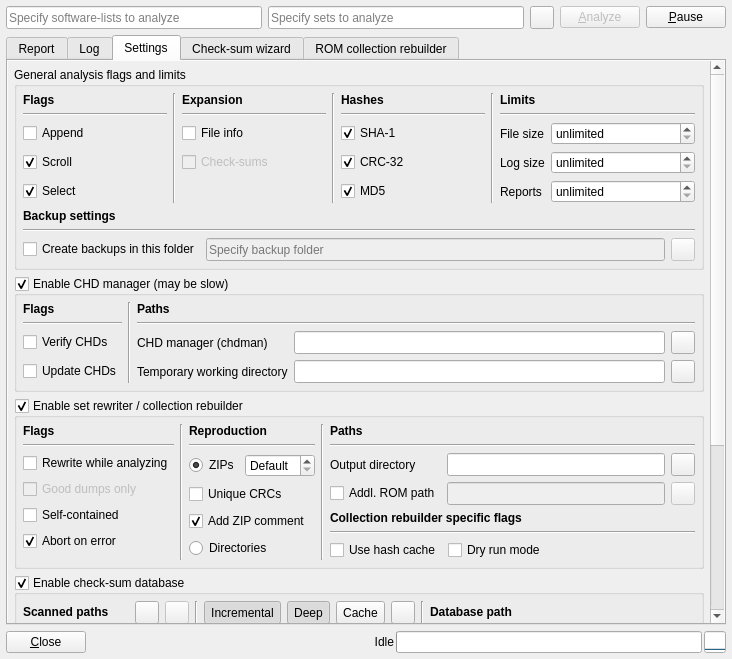
This is romalyzer.ui in qmc2/qmc2-mame-fe as Qt 5 draws it before an edit. The edited form follows.
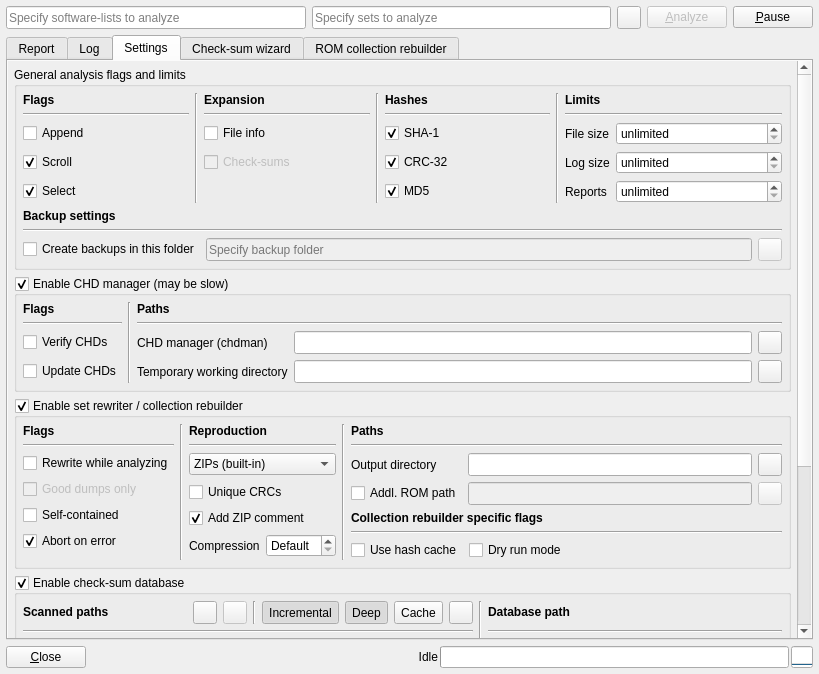
This is the edited form. The open tabs and pages were chosen to show the change. Icons and pictures are not drawn.

Commit message: imp: added ZIP write support through libarchive used by the ROMAlyzer's set-rewriter and the collection rebuilder

```diff
--- a/romalyzer.ui
+++ b/romalyzer.ui
@@ -7,8 +7,8 @@
    <rect>
     <x>0</x>
     <y>0</y>
-    <width>732</width>
-    <height>659</height>
+    <width>819</width>
+    <height>674</height>
    </rect>
   </property>
   <property name="windowTitle">
@@ -355,8 +355,8 @@
           <property name="geometry">
            <rect>
             <x>0</x>
-            <y>-338</y>
-            <width>692</width>
+            <y>0</y>
+            <width>779</width>
             <height>968</height>
            </rect>
           </property>
@@ -377,242 +377,7 @@
              </property>
              <layout class="QGridLayout" name="gridLayout_9">
               <item row="0" column="0">
-               <layout class="QGridLayout" name="gridLayoutSetRewriter">
-                <item row="4" column="4" colspan="3">
-                 <widget class="QLabel" name="labelCollectionRebuilderSpecific">
-                  <property name="text">
-                   <string>&lt;html&gt;&lt;head/&gt;&lt;body&gt;&lt;p&gt;&lt;span style=&quot; font-weight:600;&quot;&gt;Collection rebuilder specific flags&lt;/span&gt;&lt;/p&gt;&lt;/body&gt;&lt;/html&gt;</string>
-                  </property>
-                 </widget>
-                </item>
-                <item row="5" column="4" colspan="3">
-                 <widget class="Line" name="lineCollectionRebuilderSpecific">
-                  <property name="orientation">
-                   <enum>Qt::Horizontal</enum>
-                  </property>
-                 </widget>
-                </item>
-                <item row="0" column="0">
-                 <widget class="QLabel" name="labelSetRewriterFlags">
-                  <property name="text">
-                   <string>&lt;html&gt;&lt;head/&gt;&lt;body&gt;&lt;p&gt;&lt;span style=&quot; font-weight:600;&quot;&gt;Flags&lt;/span&gt;&lt;/p&gt;&lt;/body&gt;&lt;/html&gt;</string>
-                  </property>
-                 </widget>
-                </item>
-                <item row="0" column="4" colspan="3">
-                 <widget class="QLabel" name="labelSetRewriterPaths">
-                  <property name="text">
-                   <string>&lt;html&gt;&lt;head/&gt;&lt;body&gt;&lt;p&gt;&lt;span style=&quot; font-weight:600;&quot;&gt;Paths&lt;/span&gt;&lt;/p&gt;&lt;/body&gt;&lt;/html&gt;</string>
-                  </property>
-                 </widget>
-                </item>
-                <item row="1" column="2">
-                 <widget class="Line" name="line_12">
-                  <property name="orientation">
-                   <enum>Qt::Horizontal</enum>
-                  </property>
-                 </widget>
-                </item>
-                <item row="2" column="2" rowspan="5">
-                 <layout class="QVBoxLayout" name="verticalLayout_2">
-                  <item>
-                   <layout class="QHBoxLayout" name="horizontalLayout_2">
-                    <item>
-                     <widget class="QRadioButton" name="radioButtonSetRewriterZipArchives">
-                      <property name="toolTip">
-                       <string>Produce ZIP archived sets (recommended)</string>
-                      </property>
-                      <property name="text">
-                       <string>ZIPs</string>
-                      </property>
-                      <property name="checked">
-                       <bool>true</bool>
-                      </property>
-                     </widget>
-                    </item>
-                    <item>
-                     <widget class="QSpinBox" name="spinBoxSetRewriterZipLevel">
-                      <property name="toolTip">
-                       <string>Select the ZIP compression level (0 = lowest / fastest, 9 = highest / slowest)</string>
-                      </property>
-                      <property name="specialValueText">
-                       <string>Default</string>
-                      </property>
-                      <property name="prefix">
-                       <string>Level </string>
-                      </property>
-                      <property name="minimum">
-                       <number>-1</number>
-                      </property>
-                      <property name="maximum">
-                       <number>9</number>
-                      </property>
-                      <property name="value">
-                       <number>-1</number>
-                      </property>
-                     </widget>
-                    </item>
-                   </layout>
-                  </item>
-                  <item>
-                   <widget class="QCheckBox" name="checkBoxSetRewriterUniqueCRCs">
-                    <property name="sizePolicy">
-                     <sizepolicy hsizetype="Fixed" vsizetype="Fixed">
-                      <horstretch>0</horstretch>
-                      <verstretch>0</verstretch>
-                     </sizepolicy>
-                    </property>
-                    <property name="toolTip">
-                     <string>When a set contains multiple files with the same CRC, should the produced ZIP include all files individually or just the first one (which is actually sufficient)?</string>
-                    </property>
-                    <property name="text">
-                     <string>Unique CRCs</string>
-                    </property>
-                   </widget>
-                  </item>
-                  <item>
-                   <widget class="QCheckBox" name="checkBoxAddZipComment">
-                    <property name="toolTip">
-                     <string>When enabled, QMC2 will add a comment to the ZIP containing its version and the archive creation- or fixing-date</string>
-                    </property>
-                    <property name="text">
-                     <string>Add ZIP comment</string>
-                    </property>
-                    <property name="checked">
-                     <bool>true</bool>
-                    </property>
-                   </widget>
-                  </item>
-                  <item>
-                   <widget class="QRadioButton" name="radioButtonSetRewriterIndividualDirectories">
-                    <property name="toolTip">
-                     <string>Produce sets in individual sub-directories (not recommended)</string>
-                    </property>
-                    <property name="text">
-                     <string>Directories</string>
-                    </property>
-                   </widget>
-                  </item>
-                 </layout>
-                </item>
-                <item row="2" column="5">
-                 <widget class="QLineEdit" name="lineEditSetRewriterOutputPath">
-                  <property name="sizePolicy">
-                   <sizepolicy hsizetype="Expanding" vsizetype="Minimum">
-                    <horstretch>0</horstretch>
-                    <verstretch>0</verstretch>
-                   </sizepolicy>
-                  </property>
-                  <property name="toolTip">
-                   <string>Output path for the set rewriter (WARNING: existing files will be overwritten!) -- you should NEVER use one of your primary ROM paths here!!!</string>
-                  </property>
-                 </widget>
-                </item>
-                <item row="1" column="0">
-                 <widget class="Line" name="line_11">
-                  <property name="orientation">
-                   <enum>Qt::Horizontal</enum>
-                  </property>
-                 </widget>
-                </item>
-                <item row="2" column="6">
-                 <widget class="QToolButton" name="toolButtonBrowseSetRewriterOutputPath">
-                  <property name="sizePolicy">
-                   <sizepolicy hsizetype="Fixed" vsizetype="Minimum">
-                    <horstretch>0</horstretch>
-                    <verstretch>0</verstretch>
-                   </sizepolicy>
-                  </property>
-                  <property name="toolTip">
-                   <string>Browse output path for the set rewriter</string>
-                  </property>
-                  <property name="icon">
-                   <iconset resource="qmc2.qrc">
-                    <normaloff>:/data/img/fileopen.png</normaloff>:/data/img/fileopen.png</iconset>
-                  </property>
-                 </widget>
-                </item>
-                <item row="3" column="6">
-                 <widget class="QToolButton" name="toolButtonBrowseSetRewriterAdditionalRomPath">
-                  <property name="enabled">
-                   <bool>false</bool>
-                  </property>
-                  <property name="sizePolicy">
-                   <sizepolicy hsizetype="Fixed" vsizetype="Minimum">
-                    <horstretch>0</horstretch>
-                    <verstretch>0</verstretch>
-                   </sizepolicy>
-                  </property>
-                  <property name="toolTip">
-                   <string>Browse additional ROM path</string>
-                  </property>
-                  <property name="icon">
-                   <iconset resource="qmc2.qrc">
-                    <normaloff>:/data/img/fileopen.png</normaloff>:/data/img/fileopen.png</iconset>
-                  </property>
-                 </widget>
-                </item>
-                <item row="2" column="4">
-                 <widget class="QLabel" name="labelSetRewriterOutputPath">
-                  <property name="text">
-                   <string>Output directory</string>
-                  </property>
-                 </widget>
-                </item>
-                <item row="3" column="4">
-                 <widget class="QCheckBox" name="checkBoxSetRewriterUseAdditionalRomPath">
-                  <property name="toolTip">
-                   <string>Use the following additional ROM path</string>
-                  </property>
-                  <property name="text">
-                   <string>Addl. ROM path</string>
-                  </property>
-                 </widget>
-                </item>
-                <item row="3" column="5">
-                 <widget class="QLineEdit" name="lineEditSetRewriterAdditionalRomPath">
-                  <property name="enabled">
-                   <bool>false</bool>
-                  </property>
-                  <property name="sizePolicy">
-                   <sizepolicy hsizetype="Expanding" vsizetype="Minimum">
-                    <horstretch>0</horstretch>
-                    <verstretch>0</verstretch>
-                   </sizepolicy>
-                  </property>
-                  <property name="toolTip">
-                   <string>Specify an additional (source) ROM path used when the set rewriter is active</string>
-                  </property>
-                 </widget>
-                </item>
-                <item row="0" column="2">
-                 <widget class="QLabel" name="labelSetRewriterReproduction">
-                  <property name="text">
-                   <string>&lt;html&gt;&lt;head/&gt;&lt;body&gt;&lt;p&gt;&lt;span style=&quot; font-weight:600;&quot;&gt;Reproduction&lt;/span&gt;&lt;/p&gt;&lt;/body&gt;&lt;/html&gt;</string>
-                  </property>
-                 </widget>
-                </item>
-                <item row="0" column="1" rowspan="7">
-                 <widget class="Line" name="line_14">
-                  <property name="orientation">
-                   <enum>Qt::Vertical</enum>
-                  </property>
-                 </widget>
-                </item>
-                <item row="1" column="4" colspan="3">
-                 <widget class="Line" name="line_13">
-                  <property name="orientation">
-                   <enum>Qt::Horizontal</enum>
-                  </property>
-                 </widget>
-                </item>
-                <item row="0" column="3" rowspan="7">
-                 <widget class="Line" name="line_15">
-                  <property name="orientation">
-                   <enum>Qt::Vertical</enum>
-                  </property>
-                 </widget>
-                </item>
+               <layout class="QGridLayout" name="gridLayoutSetRewriter" columnstretch="0,0,0,0,0,1,0">
                 <item row="2" column="0" rowspan="5">
                  <layout class="QVBoxLayout" name="verticalLayout">
                   <item>
@@ -682,6 +447,78 @@
                   </item>
                  </layout>
                 </item>
+                <item row="0" column="3" rowspan="7">
+                 <widget class="Line" name="line_15">
+                  <property name="orientation">
+                   <enum>Qt::Vertical</enum>
+                  </property>
+                 </widget>
+                </item>
+                <item row="0" column="2">
+                 <widget class="QLabel" name="labelSetRewriterReproduction">
+                  <property name="text">
+                   <string>&lt;html&gt;&lt;head/&gt;&lt;body&gt;&lt;p&gt;&lt;span style=&quot; font-weight:600;&quot;&gt;Reproduction&lt;/span&gt;&lt;/p&gt;&lt;/body&gt;&lt;/html&gt;</string>
+                  </property>
+                 </widget>
+                </item>
+                <item row="3" column="6">
+                 <widget class="QToolButton" name="toolButtonBrowseSetRewriterAdditionalRomPath">
+                  <property name="enabled">
+                   <bool>false</bool>
+                  </property>
+                  <property name="sizePolicy">
+                   <sizepolicy hsizetype="Fixed" vsizetype="Minimum">
+                    <horstretch>0</horstretch>
+                    <verstretch>0</verstretch>
+                   </sizepolicy>
+                  </property>
+                  <property name="toolTip">
+                   <string>Browse additional ROM path</string>
+                  </property>
+                  <property name="icon">
+                   <iconset resource="qmc2.qrc">
+                    <normaloff>:/data/img/fileopen.png</normaloff>:/data/img/fileopen.png</iconset>
+                  </property>
+                 </widget>
+                </item>
+                <item row="2" column="6">
+                 <widget class="QToolButton" name="toolButtonBrowseSetRewriterOutputPath">
+                  <property name="sizePolicy">
+                   <sizepolicy hsizetype="Fixed" vsizetype="Minimum">
+                    <horstretch>0</horstretch>
+                    <verstretch>0</verstretch>
+                   </sizepolicy>
+                  </property>
+                  <property name="toolTip">
+                   <string>Browse output path for the set rewriter</string>
+                  </property>
+                  <property name="icon">
+                   <iconset resource="qmc2.qrc">
+                    <normaloff>:/data/img/fileopen.png</normaloff>:/data/img/fileopen.png</iconset>
+                  </property>
+                 </widget>
+                </item>
+                <item row="0" column="1" rowspan="7">
+                 <widget class="Line" name="line_14">
+                  <property name="orientation">
+                   <enum>Qt::Vertical</enum>
+                  </property>
+                 </widget>
+                </item>
+                <item row="1" column="2">
+                 <widget class="Line" name="line_12">
+                  <property name="orientation">
+                   <enum>Qt::Horizontal</enum>
+                  </property>
+                 </widget>
+                </item>
+                <item row="4" column="4" colspan="3">
+                 <widget class="QLabel" name="labelCollectionRebuilderSpecific">
+                  <property name="text">
+                   <string>&lt;html&gt;&lt;head/&gt;&lt;body&gt;&lt;p&gt;&lt;span style=&quot; font-weight:600;&quot;&gt;Collection rebuilder specific flags&lt;/span&gt;&lt;/p&gt;&lt;/body&gt;&lt;/html&gt;</string>
+                  </property>
+                 </widget>
+                </item>
                 <item row="6" column="4" colspan="3">
                  <layout class="QHBoxLayout" name="horizontalLayout_5">
                   <item>
@@ -719,6 +556,277 @@
                   </item>
                  </layout>
                 </item>
+                <item row="5" column="4" colspan="3">
+                 <widget class="Line" name="lineCollectionRebuilderSpecific">
+                  <property name="orientation">
+                   <enum>Qt::Horizontal</enum>
+                  </property>
+                 </widget>
+                </item>
+                <item row="3" column="4">
+                 <widget class="QCheckBox" name="checkBoxSetRewriterUseAdditionalRomPath">
+                  <property name="toolTip">
+                   <string>Use the following additional ROM path</string>
+                  </property>
+                  <property name="text">
+                   <string>Addl. ROM path</string>
+                  </property>
+                 </widget>
+                </item>
+                <item row="0" column="4" colspan="3">
+                 <widget class="QLabel" name="labelSetRewriterPaths">
+                  <property name="text">
+                   <string>&lt;html&gt;&lt;head/&gt;&lt;body&gt;&lt;p&gt;&lt;span style=&quot; font-weight:600;&quot;&gt;Paths&lt;/span&gt;&lt;/p&gt;&lt;/body&gt;&lt;/html&gt;</string>
+                  </property>
+                 </widget>
+                </item>
+                <item row="0" column="0">
+                 <widget class="QLabel" name="labelSetRewriterFlags">
+                  <property name="text">
+                   <string>&lt;html&gt;&lt;head/&gt;&lt;body&gt;&lt;p&gt;&lt;span style=&quot; font-weight:600;&quot;&gt;Flags&lt;/span&gt;&lt;/p&gt;&lt;/body&gt;&lt;/html&gt;</string>
+                  </property>
+                 </widget>
+                </item>
+                <item row="2" column="4">
+                 <widget class="QLabel" name="labelSetRewriterOutputPath">
+                  <property name="text">
+                   <string>Output directory</string>
+                  </property>
+                 </widget>
+                </item>
+                <item row="2" column="5">
+                 <widget class="QLineEdit" name="lineEditSetRewriterOutputPath">
+                  <property name="sizePolicy">
+                   <sizepolicy hsizetype="Expanding" vsizetype="Minimum">
+                    <horstretch>0</horstretch>
+                    <verstretch>0</verstretch>
+                   </sizepolicy>
+                  </property>
+                  <property name="toolTip">
+                   <string>Output path for the set rewriter (WARNING: existing files will be overwritten!) -- you should NEVER use one of your primary ROM paths here!!!</string>
+                  </property>
+                 </widget>
+                </item>
+                <item row="1" column="4" colspan="3">
+                 <widget class="Line" name="line_13">
+                  <property name="orientation">
+                   <enum>Qt::Horizontal</enum>
+                  </property>
+                 </widget>
+                </item>
+                <item row="1" column="0">
+                 <widget class="Line" name="line_11">
+                  <property name="orientation">
+                   <enum>Qt::Horizontal</enum>
+                  </property>
+                 </widget>
+                </item>
+                <item row="3" column="5">
+                 <widget class="QLineEdit" name="lineEditSetRewriterAdditionalRomPath">
+                  <property name="enabled">
+                   <bool>false</bool>
+                  </property>
+                  <property name="sizePolicy">
+                   <sizepolicy hsizetype="Expanding" vsizetype="Minimum">
+                    <horstretch>0</horstretch>
+                    <verstretch>0</verstretch>
+                   </sizepolicy>
+                  </property>
+                  <property name="toolTip">
+                   <string>Specify an additional (source) ROM path used when the set rewriter is active</string>
+                  </property>
+                 </widget>
+                </item>
+                <item row="2" column="2">
+                 <widget class="QComboBox" name="comboBoxSetRewriterReproductionType">
+                  <property name="toolTip">
+                   <string>Select the reproduction type</string>
+                  </property>
+                  <item>
+                   <property name="text">
+                    <string>ZIPs (built-in)</string>
+                   </property>
+                   <property name="icon">
+                    <iconset resource="qmc2.qrc">
+                     <normaloff>:/data/img/compressed.png</normaloff>:/data/img/compressed.png</iconset>
+                   </property>
+                  </item>
+                  <item>
+                   <property name="text">
+                    <string>ZIPs (libarchive)</string>
+                   </property>
+                   <property name="icon">
+                    <iconset resource="qmc2.qrc">
+                     <normaloff>:/data/img/archive.png</normaloff>:/data/img/archive.png</iconset>
+                   </property>
+                  </item>
+                  <item>
+                   <property name="text">
+                    <string>Sub-directories</string>
+                   </property>
+                   <property name="icon">
+                    <iconset resource="qmc2.qrc">
+                     <normaloff>:/data/img/view_tree.png</normaloff>:/data/img/view_tree.png</iconset>
+                   </property>
+                  </item>
+                 </widget>
+                </item>
+                <item row="3" column="2" rowspan="4">
+                 <widget class="QStackedWidget" name="stackedWidgetReproductionOptions">
+                  <property name="currentIndex">
+                   <number>0</number>
+                  </property>
+                  <widget class="QWidget" name="pageZipsBuiltIn">
+                   <layout class="QGridLayout" name="gridLayout">
+                    <property name="margin">
+                     <number>0</number>
+                    </property>
+                    <item row="2" column="1">
+                     <widget class="QSpinBox" name="spinBoxSetRewriterZipLevel">
+                      <property name="sizePolicy">
+                       <sizepolicy hsizetype="Preferred" vsizetype="Fixed">
+                        <horstretch>0</horstretch>
+                        <verstretch>0</verstretch>
+                       </sizepolicy>
+                      </property>
+                      <property name="toolTip">
+                       <string>Select the ZIP compression level (0 = lowest / fastest, 9 = highest / slowest)</string>
+                      </property>
+                      <property name="specialValueText">
+                       <string>Default</string>
+                      </property>
+                      <property name="prefix">
+                       <string>Level </string>
+                      </property>
+                      <property name="minimum">
+                       <number>-1</number>
+                      </property>
+                      <property name="maximum">
+                       <number>9</number>
+                      </property>
+                      <property name="value">
+                       <number>-1</number>
+                      </property>
+                     </widget>
+                    </item>
+                    <item row="3" column="0" colspan="2">
+                     <spacer name="verticalSpacer_2">
+                      <property name="orientation">
+                       <enum>Qt::Vertical</enum>
+                      </property>
+                      <property name="sizeHint" stdset="0">
+                       <size>
+                        <width>20</width>
+                        <height>0</height>
+                       </size>
+                      </property>
+                     </spacer>
+                    </item>
+                    <item row="2" column="0">
+                     <widget class="QLabel" name="labelCompression1">
+                      <property name="text">
+                       <string>Compression</string>
+                      </property>
+                     </widget>
+                    </item>
+                    <item row="1" column="0" colspan="2">
+                     <widget class="QCheckBox" name="checkBoxAddZipComment">
+                      <property name="toolTip">
+                       <string>When enabled, QMC2 will add a comment to the ZIP containing its version and the archive creation- or fixing-date</string>
+                      </property>
+                      <property name="text">
+                       <string>Add ZIP comment</string>
+                      </property>
+                      <property name="checked">
+                       <bool>true</bool>
+                      </property>
+                     </widget>
+                    </item>
+                    <item row="0" column="0" colspan="2">
+                     <widget class="QCheckBox" name="checkBoxSetRewriterUniqueCRCs">
+                      <property name="toolTip">
+                       <string>When a set contains multiple files with the same CRC, should the produced ZIP include all files individually or just the first one (which is actually sufficient)?</string>
+                      </property>
+                      <property name="text">
+                       <string>Unique CRCs</string>
+                      </property>
+                     </widget>
+                    </item>
+                   </layout>
+                  </widget>
+                  <widget class="QWidget" name="pageZipsLibArchive">
+                   <layout class="QGridLayout" name="gridLayout_2">
+                    <property name="margin">
+                     <number>0</number>
+                    </property>
+                    <item row="1" column="1">
+                     <widget class="QComboBox" name="comboBoxSetRewriterLibArchiveDeflate">
+                      <property name="toolTip">
+                       <string>Enable / disable ZIP compression</string>
+                      </property>
+                      <item>
+                       <property name="text">
+                        <string>On</string>
+                       </property>
+                      </item>
+                      <item>
+                       <property name="text">
+                        <string>Off</string>
+                       </property>
+                      </item>
+                     </widget>
+                    </item>
+                    <item row="2" column="0" colspan="2">
+                     <spacer name="verticalSpacer_3">
+                      <property name="orientation">
+                       <enum>Qt::Vertical</enum>
+                      </property>
+                      <property name="sizeHint" stdset="0">
+                       <size>
+                        <width>20</width>
+                        <height>0</height>
+                       </size>
+                      </property>
+                     </spacer>
+                    </item>
+                    <item row="1" column="0">
+                     <widget class="QLabel" name="labelCompression2">
+                      <property name="text">
+                       <string>Compression</string>
+                      </property>
+                     </widget>
+                    </item>
+                    <item row="0" column="0" colspan="2">
+                     <widget class="QCheckBox" name="checkBoxSetRewriterLibArchiveUniqueCRCs">
+                      <property name="toolTip">
+                       <string>When a set contains multiple files with the same CRC, should the produced ZIP include all files individually or just the first one (which is actually sufficient)?</string>
+                      </property>
+                      <property name="text">
+                       <string>Unique CRCs</string>
+                      </property>
+                     </widget>
+                    </item>
+                   </layout>
+                  </widget>
+                  <widget class="QWidget" name="pageFolders">
+                   <layout class="QGridLayout" name="gridLayout_3">
+                    <item row="0" column="0">
+                     <widget class="QLabel" name="labelNoOptions">
+                      <property name="text">
+                       <string>&lt;b&gt;There are no options for this reproduction type&lt;/b&gt;</string>
+                      </property>
+                      <property name="alignment">
+                       <set>Qt::AlignCenter</set>
+                      </property>
+                      <property name="wordWrap">
+                       <bool>true</bool>
+                      </property>
+                     </widget>
+                    </item>
+                   </layout>
+                  </widget>
+                 </widget>
+                </item>
                </layout>
               </item>
              </layout>
@@ -1459,19 +1567,6 @@
                     </property>
                    </widget>
                   </item>
-                  <item>
-                   <spacer name="horizontalSpacer">
-                    <property name="orientation">
-                     <enum>Qt::Horizontal</enum>
-                    </property>
-                    <property name="sizeHint" stdset="0">
-                     <size>
-                      <width>0</width>
-                      <height>20</height>
-                     </size>
-                    </property>
-                   </spacer>
-                  </item>
                   <item>
                    <widget class="QToolButton" name="toolButtonCheckSumDbAddPath">
                     <property name="toolTip">
```
Left out of the diff: 163 changed lines with no effect on the pictures. The commit also changes 27 other files.
